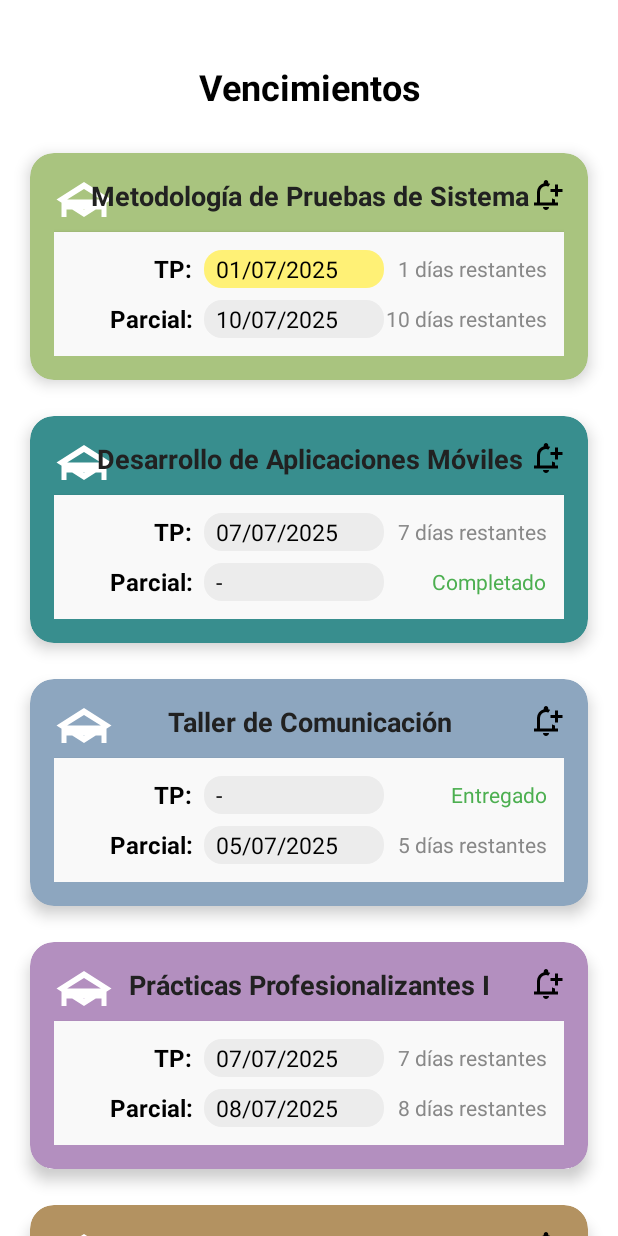
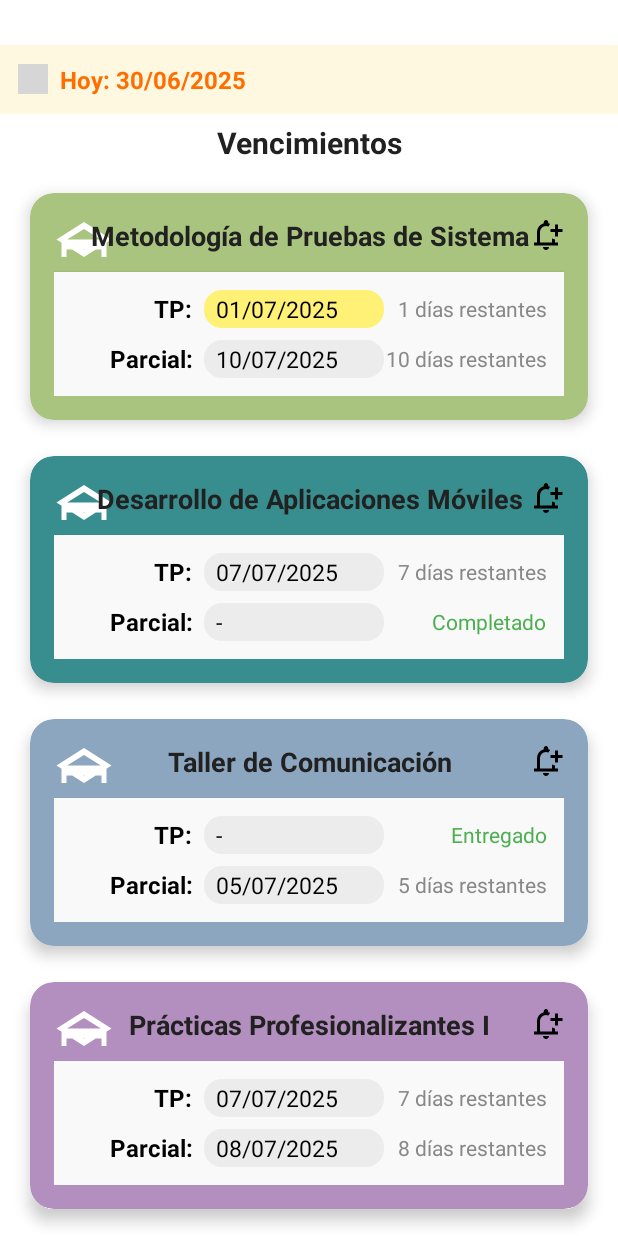
Before and after one commit to Hexagan/iStudent, an Android app: the fragment VencimientosFragment placed in its activity, on a phone screen of 412 x 824 dp. Run offline under Robolectric (Android 15) with nearby library versions, the phone set to English and light mode, and no system bars; grey boxes are pictures that could not be loaded.

Commit message:
Login (recordar credenciales) y fragment_vencimientos.xml

```diff
--- a/app/src/main/java/ar/com/ifts18/istudent/LoginFragment.kt
+++ b/app/src/main/java/ar/com/ifts18/istudent/LoginFragment.kt
@@ -5,6 +5,7 @@ import android.view.View
 import android.widget.*
 import androidx.fragment.app.Fragment
 import androidx.fragment.app.commit
+import androidx.core.content.edit
 
 class LoginFragment : Fragment(R.layout.login) {
 
@@ -15,11 +16,30 @@ class LoginFragment : Fragment(R.layout.login) {
         val ingresarButton = view.findViewById<Button>(R.id.buttonIngresar)
         val invitadoTextView = view.findViewById<TextView>(R.id.textViewInvitado)
 
+        val sharedPrefs = requireContext().getSharedPreferences("prefs_login", 0)
+        val recordar = sharedPrefs.getBoolean("recordar", false)
+        if (recordar) {
+            val usuarioGuardado = sharedPrefs.getString("usuario", "")
+            val passGuardado = sharedPrefs.getString("password", "")
+            usuarioEditText.setText(usuarioGuardado)
+            contraseniaEditText.setText(passGuardado)
+            recordarCheckBox.isChecked = true
+        }
+
         ingresarButton.setOnClickListener {
             val usuario = usuarioEditText.text.toString()
             val contrasenia = contraseniaEditText.text.toString()
 
             if (usuario == "alumno" && contrasenia == "1234") {
+                sharedPrefs.edit {
+                    if (recordarCheckBox.isChecked) {
+                        putString("usuario", usuario)
+                        putString("password", contrasenia)
+                        putBoolean("recordar", true)
+                    } else {
+                        clear()
+                    }
+                }
                 parentFragmentManager.commit {
                     replace(R.id.fragment_container, HomeFragment())
                     addToBackStack(null)
--- a/app/src/main/java/ar/com/ifts18/istudent/VencimientosFragment.kt
+++ b/app/src/main/java/ar/com/ifts18/istudent/VencimientosFragment.kt
@@ -6,10 +6,14 @@ import android.provider.CalendarContract
 import android.view.LayoutInflater
 import android.view.View
 import android.view.ViewGroup
+import android.widget.LinearLayout
+import android.widget.TextView
 import android.widget.Toast
 import androidx.fragment.app.Fragment
 import androidx.recyclerview.widget.LinearLayoutManager
 import androidx.recyclerview.widget.RecyclerView
+import java.time.LocalDate
+import java.time.format.DateTimeFormatter
 
 class VencimientosFragment : Fragment() {
 
@@ -18,6 +22,10 @@ class VencimientosFragment : Fragment() {
         savedInstanceState: Bundle?
     ): View? {
         val view = inflater.inflate(R.layout.fragment_vencimientos, container, false)
+
+        val tvFecha = view.findViewById<TextView>(R.id.tvFechaActual)
+        val fechaHoy = LocalDate.now().format(DateTimeFormatter.ofPattern("dd/MM/yyyy"))
+        tvFecha.text = "Hoy: $fechaHoy"
 
         val recycler = view.findViewById<RecyclerView>(R.id.recyclerVencimientos)
         recycler.layoutManager = LinearLayoutManager(requireContext())
--- a/app/src/main/res/layout/fragment_vencimientos.xml
+++ b/app/src/main/res/layout/fragment_vencimientos.xml
@@ -5,22 +5,51 @@
     android:layout_height="match_parent"
     android:background="@android:color/white">
 
-    <!-- Título -->
+    <LinearLayout
+        android:id="@+id/headerFecha"
+        android:layout_width="0dp"
+        android:layout_height="wrap_content"
+        android:background="#FFF8E1"
+        android:padding="12dp"
+        android:layout_marginBottom="8dp"
+        android:orientation="horizontal"
+        android:gravity="center_vertical"
+        android:layout_marginTop="30dp"
+        app:layout_constraintTop_toTopOf="parent"
+        app:layout_constraintStart_toStartOf="parent"
+        app:layout_constraintEnd_toEndOf="parent">
+
+        <ImageView
+            android:layout_width="20dp"
+            android:layout_height="20dp"
+            android:src="@drawable/ic_event"
+            android:layout_marginEnd="8dp"
+            app:tint="#FF6F00" />
+
+        <TextView
+            android:id="@+id/tvFechaActual"
+            android:layout_width="wrap_content"
+            android:layout_height="wrap_content"
+            android:text="Hoy: 30/06/2025"
+            android:textColor="#FF6F00"
+            android:textStyle="bold"
+            android:textSize="16sp"/>
+    </LinearLayout>
     <TextView
-        android:id="@+id/tvTituloVencimientos"
+        android:id="@+id/tvTitulo"
         android:layout_width="0dp"
         android:layout_height="wrap_content"
         android:text="Vencimientos"
-        android:textSize="24sp"
+        android:textSize="20sp"
         android:textStyle="bold"
-        android:textColor="#000000"
+        android:textColor="#212121"
         android:gravity="center"
-        android:paddingTop="16dp"
-        android:paddingBottom="8dp"
-        android:layout_marginTop="25dp"
-        app:layout_constraintTop_toTopOf="parent"
+        android:layout_marginBottom="8dp"
+        android:layout_marginTop="5dp"
+        app:layout_constraintTop_toBottomOf="@id/headerFecha"
         app:layout_constraintStart_toStartOf="parent"
-        app:layout_constraintEnd_toEndOf="parent" />
+        app:layout_constraintEnd_toEndOf="parent"/>
+
 
     <!-- RecyclerView de materias -->
     <androidx.recyclerview.widget.RecyclerView
@@ -30,7 +59,7 @@
         android:padding="8dp"
         android:clipToPadding="false"
         app:layoutManager="androidx.recyclerview.widget.LinearLayoutManager"
-        app:layout_constraintTop_toBottomOf="@id/tvTituloVencimientos"
+        app:layout_constraintTop_toBottomOf="@id/tvTitulo"
         app:layout_constraintBottom_toBottomOf="parent"
         app:layout_constraintStart_toStartOf="parent"
         app:layout_constraintEnd_toEndOf="parent" />
--- a/app/src/main/res/layout/login.xml
+++ b/app/src/main/res/layout/login.xml
@@ -70,4 +70,5 @@
         android:layout_height="wrap_content"
         android:layout_gravity="center"
         android:layout_marginTop="4dp" />
+
 </LinearLayout>
```
